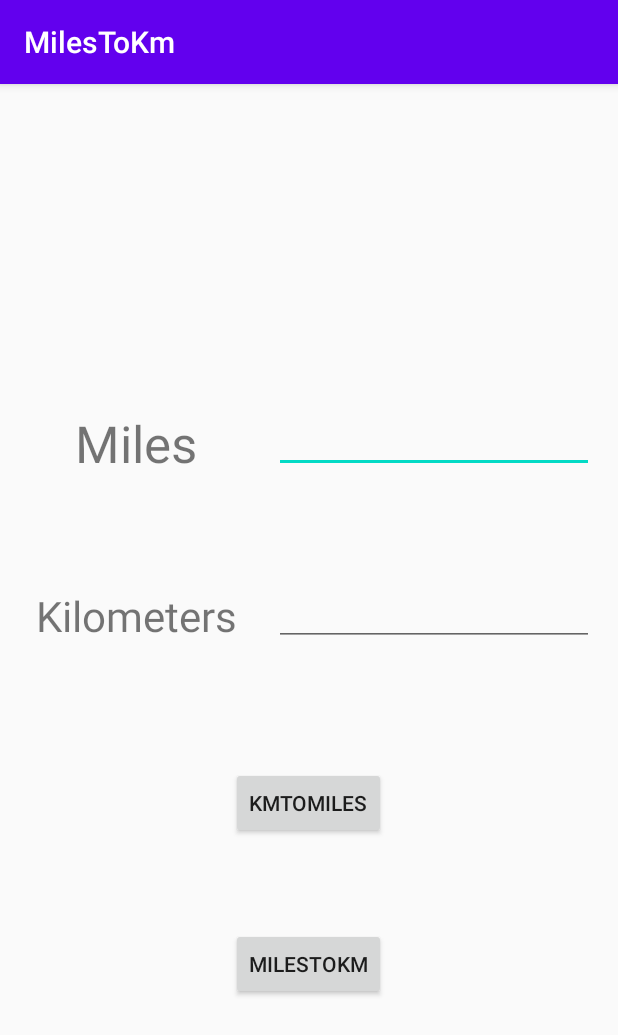
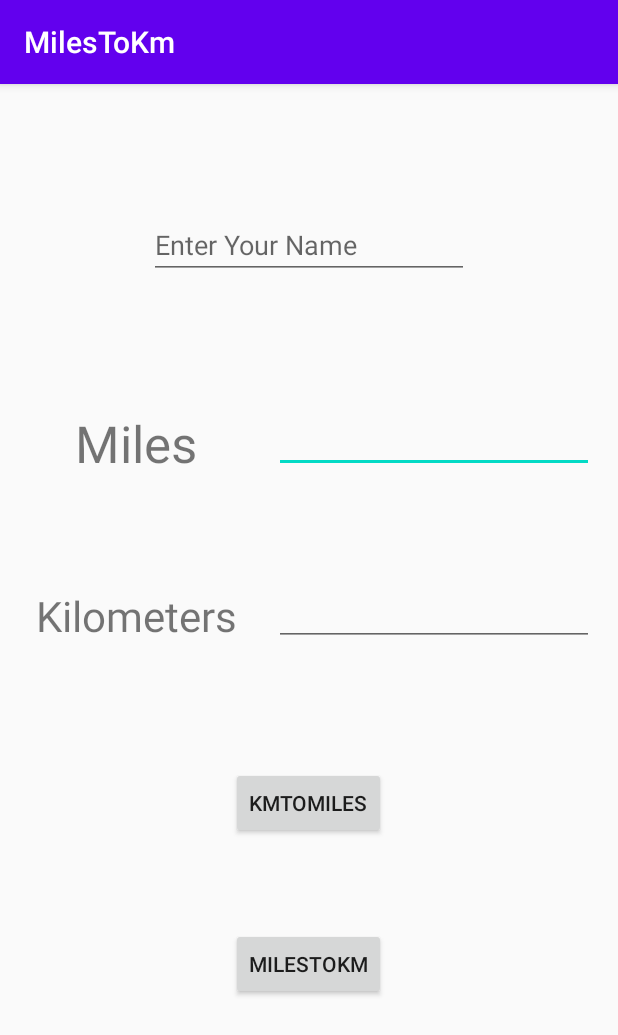
Before and after one commit to TimzOwen/MilesToKm, an Android app: the screen it shows after launch (MainActivity), on a phone screen of 412 x 824 dp. Shown: the top 1035 px of the screen. Run offline under Robolectric (Android 15) with nearby library versions, the phone set to English and light mode, and no system bars; 1 statement that could not run was skipped.

Commit message:
updated user name sunday biweekly intro to andorid

```diff
--- a/app/src/main/java/com/owen/milestokm/MainActivity.java
+++ b/app/src/main/java/com/owen/milestokm/MainActivity.java
@@ -6,6 +6,7 @@ import android.os.Bundle;
 import android.view.View;
 import android.widget.Button;
 import android.widget.EditText;
+import android.widget.Toast;
 
 import java.text.DecimalFormat;
 
@@ -15,6 +16,9 @@ public class MainActivity extends AppCompatActivity {
     protected void onCreate(Bundle savedInstanceState) {
         super.onCreate(savedInstanceState);
         setContentView(R.layout.activity_main);
+
+        final EditText userName = findViewById(R.id.etUserName);
+
 
         //Find the views using IDs
         Button btnKm2Miles = findViewById(R.id.btnKmToMiles);
@@ -28,17 +32,15 @@ public class MainActivity extends AppCompatActivity {
                 //get the edit text input and convert them to string values
                 final EditText etMilesToKm = findViewById(R.id.etMilesToKm);
                 final EditText etKmToMiles = findViewById(R.id.etKmToMiles);
-
                 double vMiles = Double.valueOf(etKmToMiles.getText().toString());
-
                 //convert the vlues in double from the string inputs
-
                 double vKm = vMiles / 0.62137;
-
                 //format the value in decimal
                 DecimalFormat format = new DecimalFormat("##.##");
                 etMilesToKm.setText(format.format(vKm));
+                Toast.makeText(MainActivity.this, "n_o_n_e", Toast.LENGTH_SHORT).show();
 
+                userName.setText(userName.getText().toString());
 
             }
         });
@@ -48,7 +50,6 @@ public class MainActivity extends AppCompatActivity {
                 //get the IDs
                 final EditText etKmToMiles = findViewById(R.id.etKmToMiles);
                 final EditText etMilesToKm = findViewById(R.id.etMilesToKm);
-
                 //do the converstion/
                 // Assgined task
                 double vMiles = Double.valueOf(etMilesToKm.getText().toString());
@@ -59,5 +60,6 @@ public class MainActivity extends AppCompatActivity {
 
             }
         });
+
     }
 }
--- a/app/src/main/res/layout/activity_main.xml
+++ b/app/src/main/res/layout/activity_main.xml
@@ -1,8 +1,8 @@
 <?xml version="1.0" encoding="utf-8"?>
-<androidx.constraintlayout.widget.ConstraintLayout
-    xmlns:android="http://schemas.android.com/apk/res/android"
+<androidx.constraintlayout.widget.ConstraintLayout xmlns:android="http://schemas.android.com/apk/res/android"
     xmlns:app="http://schemas.android.com/apk/res-auto"
     xmlns:tools="http://schemas.android.com/tools"
+    android:id="@+id/etUserName"
     android:layout_width="match_parent"
     android:layout_height="match_parent"
     tools:context=".MainActivity">
@@ -84,4 +84,17 @@
         app:layout_constraintStart_toStartOf="parent"
         app:layout_constraintTop_toBottomOf="@+id/btnKmToMiles"
         app:layout_constraintVertical_bias="0.275" />
+
+    <EditText
+        android:id="@+id/editTextTextPersonName"
+        android:layout_width="wrap_content"
+        android:layout_height="wrap_content"
+        android:ems="10"
+        android:inputType="textPersonName"
+        android:hint="Enter Your Name"
+        app:layout_constraintBottom_toTopOf="@+id/etMilesToKm"
+        app:layout_constraintEnd_toEndOf="parent"
+        app:layout_constraintStart_toStartOf="parent"
+        app:layout_constraintTop_toTopOf="parent" />
+
 </androidx.constraintlayout.widget.ConstraintLayout>
```
